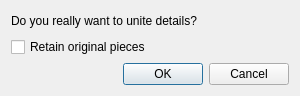
This is src/libs/vtools/dialogs/tools/union_dialog.ui in FashionFreedom/Seamly2D as Qt 5 draws it before an edit. The edited form follows.
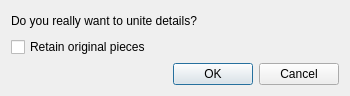
This is the edited form. Icons and pictures are not drawn.

Patch:
```diff
--- a/src/libs/vtools/dialogs/tools/union_dialog.ui
+++ b/src/libs/vtools/dialogs/tools/union_dialog.ui
@@ -9,7 +9,7 @@
    <rect>
     <x>0</x>
     <y>0</y>
-    <width>300</width>
+    <width>350</width>
     <height>96</height>
    </rect>
   </property>
```
